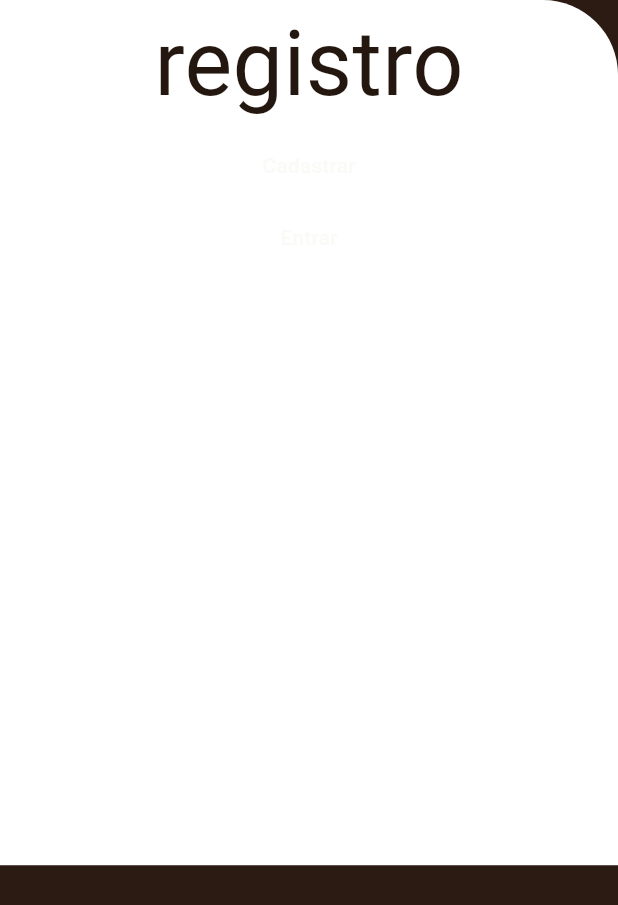
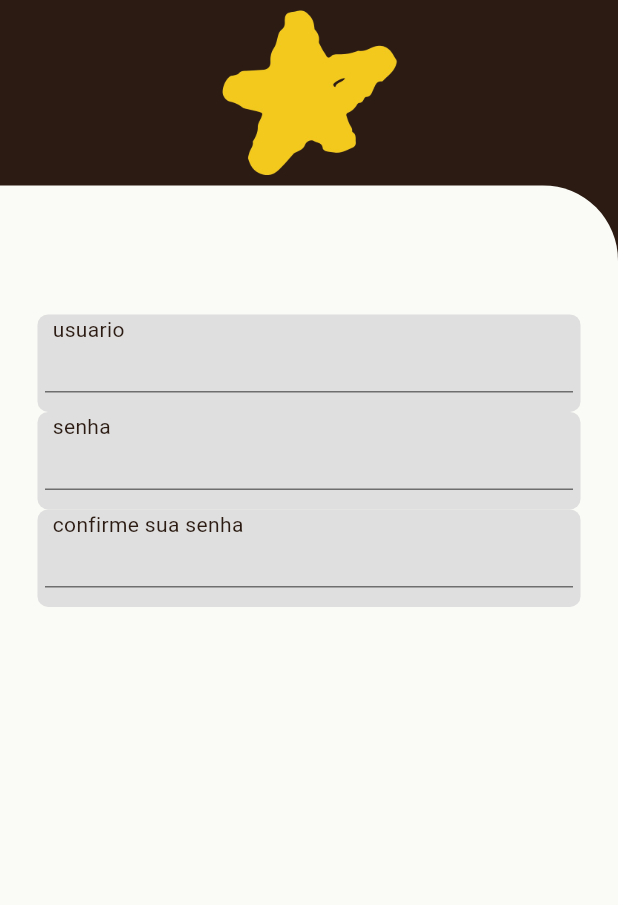
Before and after one commit to pirespsps/pintassilgo, a Flutter app: the Registro widget shown alone on an empty page, opened directly, on a phone screen of 412 x 824 dp. Shown: the top 905 px of the screen. Run offline on Flutter 3.47's test engine with Material 3 defaults, Android fonts, the phone set to English and light mode, and no system bars; our stand-ins replace camera, google_fonts, sqflite; accounts and stored records are empty.

Commit message:
Design da tela de registro

```diff
--- a/lib/views/registro.dart
+++ b/lib/views/registro.dart
@@ -1,34 +1,108 @@
 import 'package:flutter/material.dart';
+import 'package:pintassilgo/components/field.dart';
+import 'package:pintassilgo/models/User/user.dart';
 
 class Registro extends StatefulWidget {
-  const Registro({super.key});
+  final User? user;
+  const Registro({super.key, this.user});
 
   @override
   State<Registro> createState() => _RegistroState();
 }
 
 class _RegistroState extends State<Registro> {
+  final _formKey = GlobalKey<FormState>();
+  final TextEditingController _nomeController = TextEditingController();
+  final TextEditingController _senhaController = TextEditingController();
+  final TextEditingController _confirmarSenhaController = TextEditingController();
+
+  @override
+  void initState(){
+    super.initState();
+    //NAO SEI O QUE FAZER
+  }
+
+  @override
+  void dispose(){
+    _nomeController.dispose();
+    _senhaController.dispose();
+  }
+
   @override
   Widget build(BuildContext context) {
 
     Size size = MediaQuery.of(context).size;
 
-    return SizedBox(
-      height: size.height * 70 / 100,
+    return Column(
+      children: [
+        SizedBox(
+          height: size.height * 15 / 100,
+          width: size.width,
+          child: Center(
+            child: Image(image: AssetImage('images/icon.jpg'),),
+          ),
+        ),
+        SizedBox(
+          height: size.height * 85 / 100,
           width: size.width,
           child: Container(
             decoration: BoxDecoration(
-          color: Colors.white,
+              color: Theme.of(context).colorScheme.primary,
               borderRadius: BorderRadius.only(topRight: Radius.circular(50)),
             ),
             child: Column(
               children: [
-            Center(child: Text('registro', style: TextStyle( fontSize: 60, color: Theme.of(context).colorScheme.secondary, decoration: TextDecoration.none)),),
-            Center(child: TextButton(onPressed: (){}, child: Text('Cadastrar', ))),
-            Center(child: TextButton(onPressed: (){}, child: Text('Entrar'))),
+                Center(child: Text('registro', style: TextStyle( fontSize: 60, color: Theme.of(context).colorScheme.primary, decoration: TextDecoration.none)),),
+                Center(
+                  child: Field(
+                    formKey: _formKey,
+                    text: "usuario",
+                    fieldController: _nomeController,
+                    width: size.width - 50,
+                    height: 65,
+                                ),
+                ),
+              Center(
+                child: Field(
+                    formKey: _formKey,
+                    text: "senha",
+                    fieldController: _senhaController,
+                    width: size.width - 50,
+                    height: 65,
+                ),
+              ),
+              Center(
+                child: Field(
+                    formKey: _formKey,
+                    text: "confirme sua senha",
+                    fieldController: _confirmarSenhaController,
+                    width: size.width - 50,
+                    height: 65,
+                ),
+              ),
+              Center(
+                child: TextButton(
+                  child: Text("cadastrar)",
+                    style: TextStyle(fontSize: 25),
+                  ),
+                  onPressed: () async {
+                  },
+                ),
+              ),
+              Center(
+                child: TextButton(
+                  child: Text("entrar (já tenho conta)",
+                    style: TextStyle(fontSize: 15),
+                  ),
+                  onPressed: () async {
+                  },
+                ),
+              )
               ],
             ),
           ),
+        ),
+      ],
     );
   }
 }
```
Also changed, not shown: pubspec.lock. Lines whose indentation alone changed are shown as unchanged.
